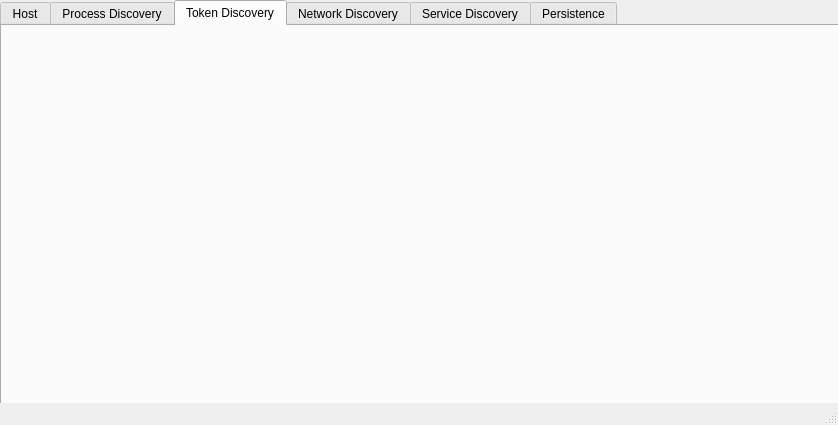
Before: the Qt Designer form mainwindow.ui in KernelPhantom-010/Red-Team-Host-Recon, drawn with Qt 5.
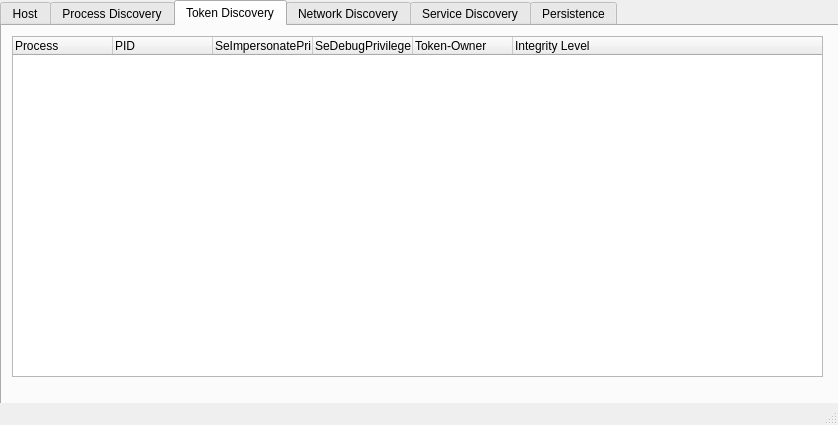
After: the same form once the commit is applied. The open tabs and pages were chosen to show the change.

Commit message: Token Listing development now begins. DLL-discovery is fully working now.

```diff
--- a/mainwindow.ui
+++ b/mainwindow.ui
@@ -235,6 +235,46 @@
      <attribute name="title">
       <string>Token Discovery</string>
      </attribute>
+     <widget class="QTreeWidget" name="treeWidget">
+      <property name="geometry">
+       <rect>
+        <x>10</x>
+        <y>10</y>
+        <width>811</width>
+        <height>341</height>
+       </rect>
+      </property>
+      <column>
+       <property name="text">
+        <string notr="true">Process</string>
+       </property>
+      </column>
+      <column>
+       <property name="text">
+        <string>PID</string>
+       </property>
+      </column>
+      <column>
+       <property name="text">
+        <string>SeImpersonatePrivilege?</string>
+       </property>
+      </column>
+      <column>
+       <property name="text">
+        <string>SeDebugPrivilege?</string>
+       </property>
+      </column>
+      <column>
+       <property name="text">
+        <string>Token-Owner</string>
+       </property>
+      </column>
+      <column>
+       <property name="text">
+        <string>Integrity Level</string>
+       </property>
+      </column>
+     </widget>
     </widget>
     <widget class="QWidget" name="tab_4">
      <attribute name="title">
```
Left out of the diff: 45 changed lines with no effect on the pictures. The commit also changes 7 other files.
